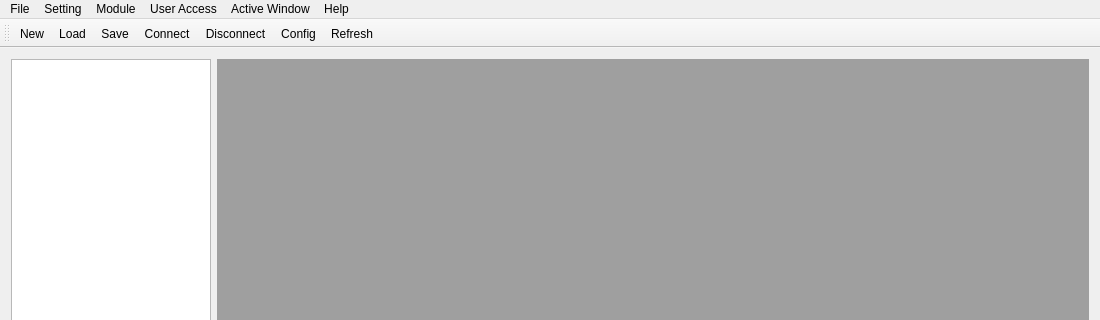
Old version of the form view/mainwindow.ui in the repository zenaki/RTU; both pictures show x 0 to 1100 and y 0 to 320 of the 1100 by 597 pixel window.
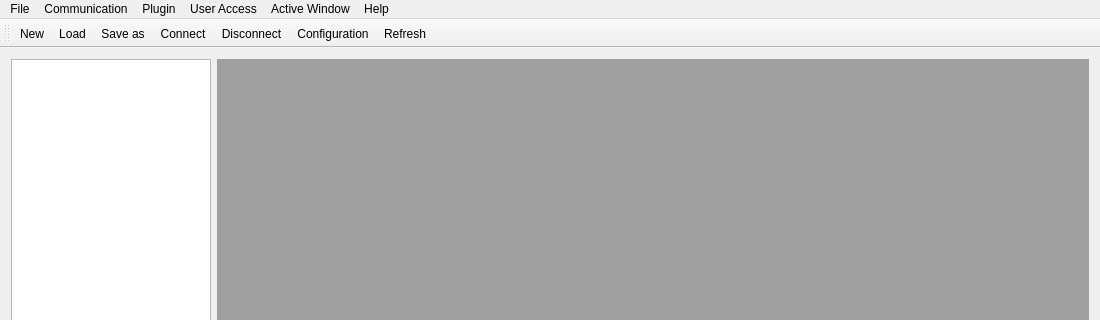
New version of the form. Icons and pictures are not drawn.

The edit to the form file:
```diff
--- a/view/mainwindow.ui
+++ b/view/mainwindow.ui
@@ -78,12 +78,12 @@
    </widget>
    <widget class="QMenu" name="menuSetting">
     <property name="title">
-     <string>Setting</string>
+     <string>Communication</string>
     </property>
    </widget>
-   <widget class="QMenu" name="menuModule">
+   <widget class="QMenu" name="menuPlugin">
     <property name="title">
-     <string>Module</string>
+     <string>Plugin</string>
     </property>
    </widget>
    <widget class="QMenu" name="menuUser_Access">
@@ -111,7 +111,7 @@
    </widget>
    <addaction name="menuFile"/>
    <addaction name="menuSetting"/>
-   <addaction name="menuModule"/>
+   <addaction name="menuPlugin"/>
    <addaction name="menuUser_Access"/>
    <addaction name="menuActive_Window"/>
    <addaction name="menuHelp"/>
@@ -186,7 +186,7 @@
      <normaloff>:/new/prefix1/image/settings.png</normaloff>:/new/prefix1/image/settings.png</iconset>
    </property>
    <property name="text">
-    <string>Config</string>
+    <string>Configuration</string>
    </property>
    <property name="toolTip">
     <string>Config Serial</string>
@@ -198,7 +198,7 @@
      <normaloff>:/new/prefix1/image/editcopy.png</normaloff>:/new/prefix1/image/editcopy.png</iconset>
    </property>
    <property name="text">
-    <string>Save</string>
+    <string>Save as</string>
    </property>
    <property name="toolTip">
     <string>Save As  Module</string>
```
Left out of the diff: 31 changed lines with no effect on the pictures.
